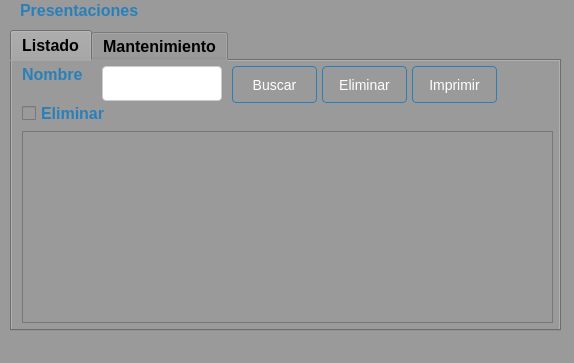
Before: the Qt Designer form Sistema de ventas/ui/FrmPresentacion.ui in CodeDrTech/DevelopPython, drawn with Qt 5.
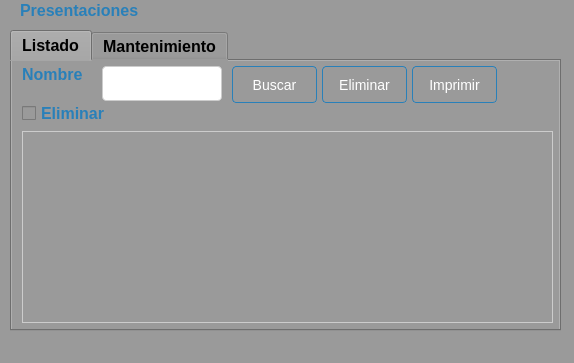
After: the same form once the commit is applied.

What changed in the file:
```diff
--- a/Sistema de ventas/ui/FrmPresentacion.ui
+++ b/Sistema de ventas/ui/FrmPresentacion.ui
@@ -334,6 +334,53 @@
         <height>192</height>
        </rect>
       </property>
+      <property name="styleSheet">
+       <string notr="true">QTableView {
+    background-color: #9a9a9a;
+    border: 1px solid #cccccc;
+    selection-background-color: #3498db;
+    selection-color: #ffffff;
+}
+
+QTableView QHeaderView {
+    background-color: #d3d3d3;
+    color: #333333;
+    border: none;
+}
+
+QTableView QHeaderView::section {
+    background-color: #bbbbbb;
+    color: #333333;
+    padding: 6px;
+    border: 1px solid #cccccc;
+}
+
+QTableView QHeaderView::section:checked {
+    background-color: #3498db;
+    color: #ffffff;
+}
+
+QTableView::item {
+    padding: 6px;
+}
+
+QTableView::item:selected {
+    background-color: #3498db;
+    color: #ffffff;
+}
+
+QTableView::item:focus {
+    background-color: #3498db;
+    color: #ffffff;
+    outline: none;
+}
+
+QTableView::item:hover {
+    background-color: #d3d3d3;
+    color: #333333;
+}
+</string>
+      </property>
      </widget>
     </widget>
     <widget class="QWidget" name="tab_2">
```
